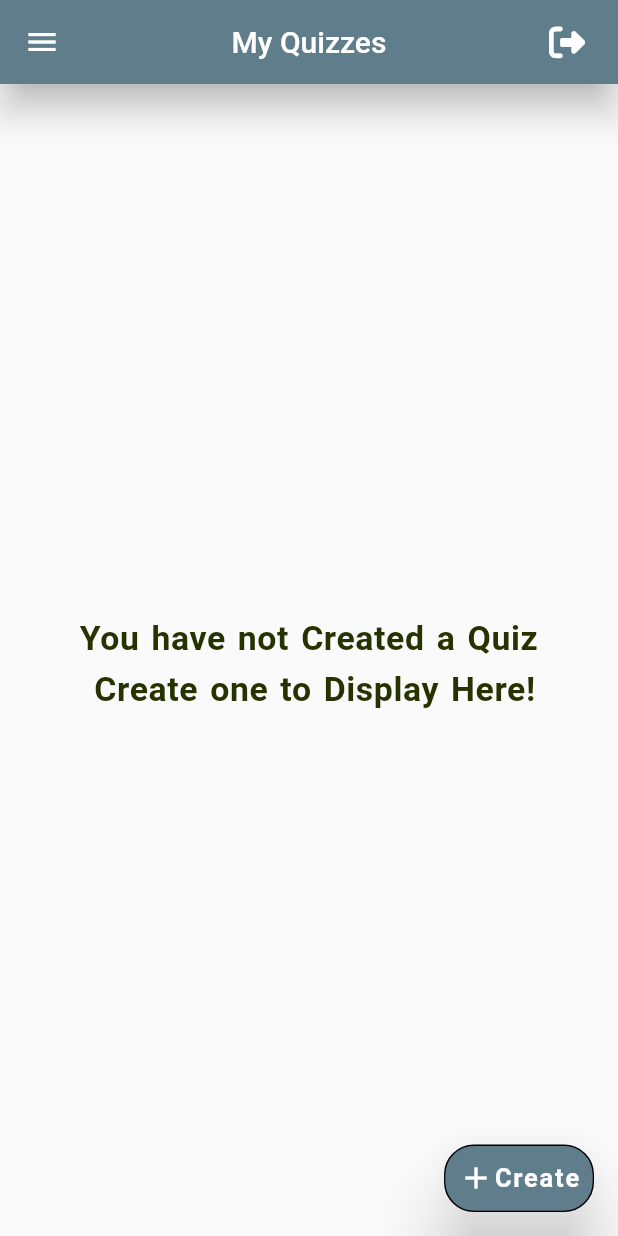
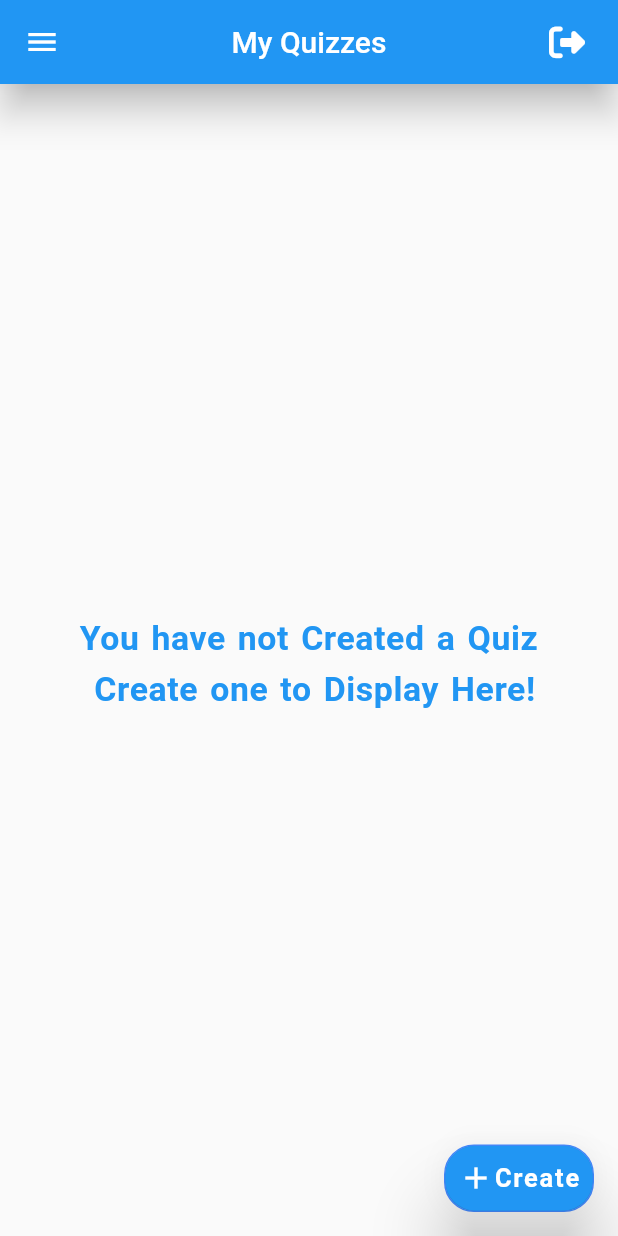
Before and after one commit to masteradios/khaana-khazaana, a Flutter app: the FacultyHome screen opened directly, in the side drawer, after a tap on "Create", on a phone screen of 412 x 824 dp. Run offline on Flutter 3.47's test engine with Material 2 defaults, Android fonts, the light colour scheme and no system bars; our stand-ins replace animated_splash_screen, cloud_firestore, firebase_auth, firebase_core, fluttertoast, font_awesome_flutter and 4 more; accounts and stored records are empty.

Commit message:
Linto commit faculty

```diff
--- a/lib/Faculty/createQuiz/listView.dart
+++ b/lib/Faculty/createQuiz/listView.dart
@@ -25,7 +25,7 @@ Widget listViewQuestions(context, providerValue) {
             style: TextStyle(
                 fontSize: setSize(context, 24),
                 fontWeight: FontWeight.bold,
-                color: hexToColor("#8f3040"),
+                color: Colors.blue,
                 overflow: TextOverflow.visible,
                 wordSpacing: 2,
                 letterSpacing: 0.4),
--- a/lib/Faculty/createQuiz/mainScreen.dart
+++ b/lib/Faculty/createQuiz/mainScreen.dart
@@ -40,7 +40,9 @@ class _CreateQuizState extends State<CreateQuiz> {
                   children: [
                     Center(
                       child: SizedBox(
-                        width: ResponsiveWidget.isSmallScreen(context) ? screenWidth(context) : screenWidth(context)/2,
+                        width: ResponsiveWidget.isSmallScreen(context)
+                            ? screenWidth(context)
+                            : screenWidth(context) / 2,
                         child: Column(
                           children: [
                             textFieldTitle(providerValue),
@@ -53,7 +55,7 @@ class _CreateQuizState extends State<CreateQuiz> {
                     listViewQuestions(context, providerValue),
                     Expanded(
                       child: Container(
-                        margin: EdgeInsets.only(top: 10),
+                        margin: EdgeInsets.only(bottom: 100),
                         child: Align(
                           alignment: Alignment.center,
                           child: submitQuizButton(),
--- a/lib/Faculty/createQuiz/submitQuizButton.dart
+++ b/lib/Faculty/createQuiz/submitQuizButton.dart
@@ -42,12 +42,11 @@ Widget submitQuizButton() {
                 "Difficulty": providerValue.stringForQuizDifficulty
               });
 
-
               await FirebaseFirestore.instance
                   .collection("users")
                   .doc(email)
                   .update({
-                "attempt": getDocsCount+1,
+                "attempt": getDocsCount + 1,
               });
 
               // Set each Element from list to the Firebase Database.....................
--- a/lib/Faculty/createQuiz/textFieldWidgets.dart
+++ b/lib/Faculty/createQuiz/textFieldWidgets.dart
@@ -6,6 +6,7 @@ Widget textFieldTitle(providerValue) {
       onChanged: (value) {
         providerValue.getQuizTitle(value);
       },
+      cursorColor: Colors.blue,
       decoration: const InputDecoration(labelText: "Quiz Title"));
 }
 
--- a/lib/Faculty/createQuiz/toggleButtonForDifficultyLevel.dart
+++ b/lib/Faculty/createQuiz/toggleButtonForDifficultyLevel.dart
@@ -31,7 +31,7 @@ Widget toggleButtonEasy(providerValue, context) {
   return Row(
     children: [
       Radio(
-        activeColor: Colors.cyan,
+        activeColor: Colors.green,
         value: 0,
         groupValue: providerValue.radioForQuizDifficulty,
         onChanged: (changedValue) {
@@ -48,7 +48,7 @@ Widget toggleButtonMedium(providerValue, context) {
   return Row(
     children: [
       Radio(
-        activeColor: Colors.cyan,
+        activeColor: Colors.orange,
         value: 1,
         groupValue: providerValue.radioForQuizDifficulty,
         onChanged: (changedValue) {
@@ -65,7 +65,7 @@ Widget toggleButtonDifficult(providerValue, context) {
   return Row(
     children: [
       Radio(
-        activeColor: Colors.cyan,
+        activeColor: Colors.red,
         value: 2,
         groupValue: providerValue.radioForQuizDifficulty,
         onChanged: (changedValue) {
--- a/lib/Faculty/floatingButton/floatingButtonCreateQuiz.dart
+++ b/lib/Faculty/floatingButton/floatingButtonCreateQuiz.dart
@@ -11,9 +11,9 @@ Widget floatingButtonCreate(context) {
   return Container(
     decoration: BoxDecoration(
         shape: BoxShape.rectangle,
-        color: Colors.blueGrey,
+        color: Colors.blue,
         borderRadius: BorderRadius.circular(20),
-        border: Border.all(color: Colors.black, width: 1)),
+        border: Border.all(color: Colors.blueAccent, width: 1)),
     width: 100,
     height: 45,
     child: floatingButton(context),
@@ -24,7 +24,7 @@ Widget floatingButton(context) {
   return Consumer<ProfilePageProvider>(
     builder: (context, providerValue, child) {
       return FloatingActionButton(
-        backgroundColor: Colors.blueGrey,
+        backgroundColor: Colors.blue,
         elevation: 20,
         isExtended: true,
         shape: RoundedRectangleBorder(borderRadius: BorderRadius.circular(20)),
@@ -57,8 +57,11 @@ Widget floatingButton(context) {
                     TextButton(
                         onPressed: () {
                           Navigator.pop(context);
-                          Navigator.push(context, MaterialPageRoute(builder: (context) => const ProfilePage(),));
-
+                          Navigator.push(
+                              context,
+                              MaterialPageRoute(
+                                builder: (context) => const ProfilePage(),
+                              ));
                         },
                         child: const Text(
                           "Update",
--- a/lib/Faculty/showQuiz/mainScreen.dart
+++ b/lib/Faculty/showQuiz/mainScreen.dart
@@ -31,14 +31,14 @@ Container showQuiz(context) {
                     height: 1.5,
                     fontSize: setSize(context, 24),
                     fontWeight: FontWeight.bold,
-                    color: hexToColor("#263300"),
+                    color: Colors.blue,
                     overflow: TextOverflow.visible,
                     wordSpacing: 2,
                     letterSpacing: 0.4),
                 textAlign: TextAlign.center,
               ));
         } else {
-          return  ResponsiveWidget.isSmallScreen(context)
+          return ResponsiveWidget.isSmallScreen(context)
               ? ListView.builder(
                   itemCount: snapshot.data?.docs.length,
                   itemBuilder: (context, index) {
@@ -51,8 +51,9 @@ Container showQuiz(context) {
                 )
               : GridView.builder(
                   gridDelegate: SliverGridDelegateWithFixedCrossAxisCount(
-                      crossAxisCount: ResponsiveWidget.isMediumScreen(context) ? 2 : 3,
-                mainAxisExtent: screenHeight(context) / 2.5),
+                      crossAxisCount:
+                          ResponsiveWidget.isMediumScreen(context) ? 2 : 3,
+                      mainAxisExtent: screenHeight(context) / 2.5),
                   itemCount: snapshot.data?.docs.length,
                   itemBuilder: (context, index) {
                     if (!snapshot.hasData) {
--- a/lib/reusableWidgets/drawerHeading.dart
+++ b/lib/reusableWidgets/drawerHeading.dart
@@ -11,7 +11,7 @@ drawerHeader(context) {
     margin: const EdgeInsets.only(bottom: 20),
     padding: const EdgeInsets.only(bottom: 20, top: 10),
     width: double.infinity,
-    color: Colors.blueGrey,
+    color: Colors.blue,
     child: Column(
       mainAxisAlignment: MainAxisAlignment.spaceEvenly,
       children: [userImage(), userName(context), userEmail(context)],
```
Also changed, not shown: lib/Faculty/showQuiz/alertDialog/alertDialogContent.dart (+11 -6 lines), lib/Faculty/showQuiz/alertDialog/alertDialogTitle.dart (+27 -6 lines), lib/aboutPage/mainPage.dart (+4 -4 lines), lib/reusableWidgets/appBar.dart (+5 -6 lines), 1 other file.
